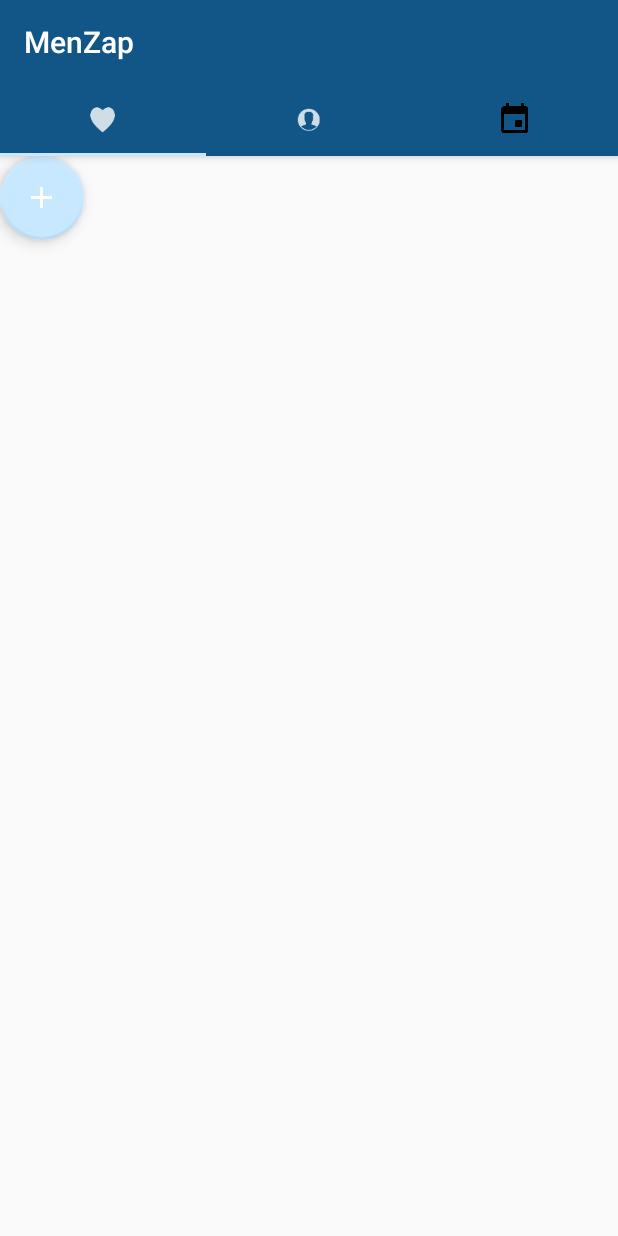
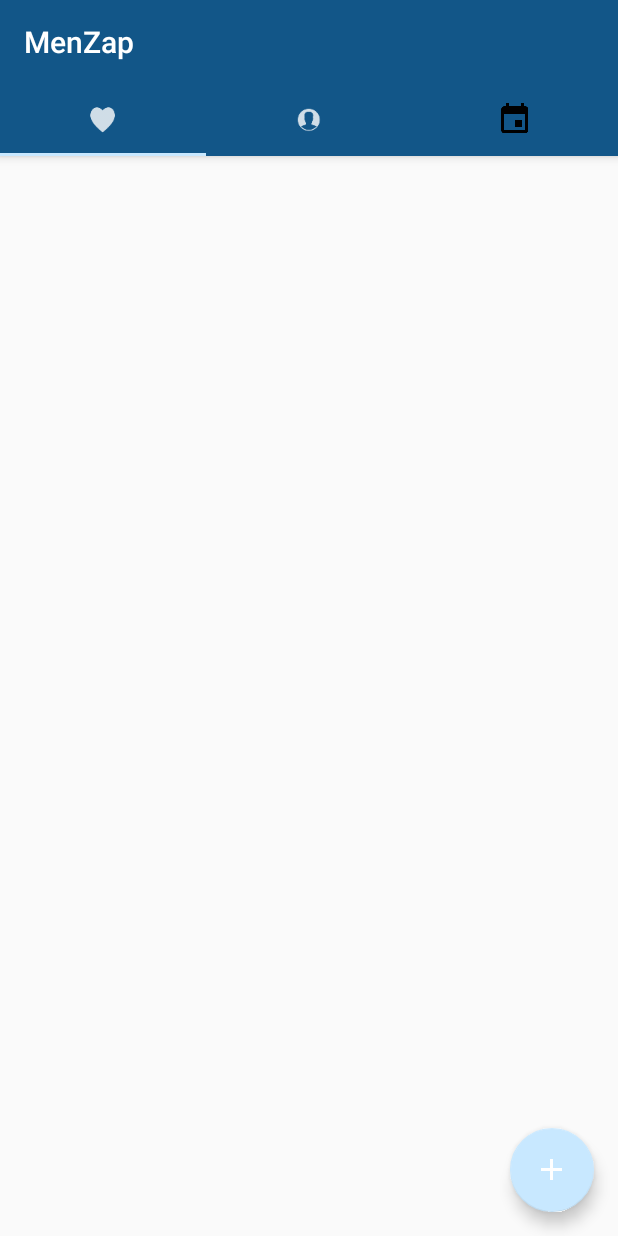
Before and after one commit to swathi-ssunder/Menzap, an Android app: the screen it shows after launch (TabsActivity), on a phone screen of 412 x 824 dp. Run offline under Robolectric (Android 15) with nearby library versions, the phone set to English and light mode, and no system bars.

Commit message:
menu & event tabs: refresh data on swipe down

```diff
--- a/Menzap/app/build.gradle
+++ b/Menzap/app/build.gradle
@@ -6,7 +6,7 @@
 
     defaultConfig {
         applicationId "diy.net.menzap"
-        minSdkVersion 15
+        minSdkVersion 16
         targetSdkVersion 24
         versionCode 1
         versionName "1.0"
--- a/Menzap/app/src/main/java/diy/net/menzap/fragments/MenuFragment.java
+++ b/Menzap/app/src/main/java/diy/net/menzap/fragments/MenuFragment.java
@@ -9,17 +9,16 @@
 import android.os.Bundle;
 import android.support.design.widget.FloatingActionButton;
 import android.support.v4.app.ListFragment;
+import android.support.v4.widget.SwipeRefreshLayout;
 import android.util.Log;
 import android.view.LayoutInflater;
 import android.view.View;
 import android.view.ViewGroup;
 import android.widget.AdapterView;
-import android.widget.Toast;
 
 import java.util.ArrayList;
 
 import diy.net.menzap.R;
-import diy.net.menzap.activity.EventDetailActivity;
 import diy.net.menzap.activity.MenuCreateActivity;
 import diy.net.menzap.adapter.MenuAdapter;
 import diy.net.menzap.helper.MenuDBHelper;
@@ -29,6 +28,8 @@
 public class MenuFragment extends ListFragment implements AdapterView.OnItemClickListener {
 
     ArrayList<Menu> menus;
+    private SwipeRefreshLayout swipeLayout;
+
 
     public MenuFragment() {
         // Required empty public constructor
@@ -47,7 +48,17 @@
     public View onCreateView(LayoutInflater inflater, ViewGroup container,
                              Bundle savedInstanceState) {
         // Inflate the layout for this fragment
-        View view = inflater.inflate(R.layout.fragment_events, container, false);
+        View view = inflater.inflate(R.layout.fragment_menu, container, false);
+
+        swipeLayout = (SwipeRefreshLayout) view.findViewById(R.id.swipeContainer);
+        swipeLayout.setOnRefreshListener( new SwipeRefreshLayout.OnRefreshListener() {
+            @Override
+            public void onRefresh() {
+                // onRefresh action here
+                MenuFragment.this.refreshView();
+            }
+        });
+
         return view;
     }
 
@@ -64,6 +75,9 @@
         this.menus = menuDBHelper.getAll();
         MenuAdapter adapter = new MenuAdapter(getActivity(), R.layout.menu, menus);
 
+        // Now we call setRefreshing(false) to signal refresh has finished
+        swipeLayout.setRefreshing(false);
+
         setListAdapter(adapter);
         // TODO : Implement card for menus, no drill down
         //getListView().setOnItemClickListener(this);
@@ -71,10 +85,10 @@
 
     @Override
     public void onItemClick(AdapterView<?> parent, View view, int position, long id) {
-        Toast.makeText(getActivity(), "Item: " + position, Toast.LENGTH_SHORT).show();
-        Intent intent = new Intent(getActivity(), EventDetailActivity.class);
-        intent.putExtra("EVENT", this.menus.get(position));
-        startActivity(intent);
+//        Toast.makeText(getActivity(), "Item: " + position, Toast.LENGTH_SHORT).show();
+//        Intent intent = new Intent(getActivity(), MenuDetailActivity.class);
+//        intent.putExtra("MENU", this.menus.get(position));
+//        startActivity(intent);
     }
 
     @Override
--- a/Menzap/app/src/main/res/layout/fragment_events.xml
+++ b/Menzap/app/src/main/res/layout/fragment_events.xml
@@ -1,27 +1,29 @@
 <?xml version="1.0" encoding="utf-8"?>
-<LinearLayout xmlns:android="http://schemas.android.com/apk/res/android"
+<android.support.v4.widget.SwipeRefreshLayout xmlns:android="http://schemas.android.com/apk/res/android"
+    xmlns:app="http://schemas.android.com/apk/res-auto"
+    android:id="@+id/swipeContainer"
     android:layout_width="match_parent"
-    android:layout_height="match_parent"
-    xmlns:app="http://schemas.android.com/apk/res-auto"
-    android:orientation="vertical">
+    android:layout_height="match_parent">
 
-    <ListView
-        android:id="@android:id/list"
+    <FrameLayout
         android:layout_width="match_parent"
-        android:layout_height="wrap_content" >
-    </ListView>
+        android:layout_height="match_parent">
 
+        <ListView
+            android:id="@android:id/list"
+            android:layout_width="match_parent"
+            android:layout_height="match_parent" />
 
-    <android.support.design.widget.FloatingActionButton
-        android:layout_width="wrap_content"
-        android:layout_height="wrap_content"
-        app:layout_anchorGravity="bottom|right|end"
-        android:id="@+id/add"
-        android:src="@drawable/ic_btn_add"
-        app:borderWidth="2dp"
-        app:fabSize="normal"
-        android:onClick="addEvent">
+        <android.support.design.widget.FloatingActionButton
+            android:id="@+id/add"
+            android:layout_width="wrap_content"
+            android:layout_height="wrap_content"
+            android:layout_gravity="bottom|right"
+            android:layout_margin="16dp"
+            android:onClick="addEvent"
+            android:src="@drawable/ic_btn_add"
+            app:fabSize="normal" />
 
-    </android.support.design.widget.FloatingActionButton>
+    </FrameLayout>
 
-</LinearLayout>
+</android.support.v4.widget.SwipeRefreshLayout>
--- a/Menzap/app/src/main/res/layout/fragment_menu.xml
+++ b/Menzap/app/src/main/res/layout/fragment_menu.xml
@@ -1,27 +1,29 @@
 <?xml version="1.0" encoding="utf-8"?>
-<LinearLayout xmlns:android="http://schemas.android.com/apk/res/android"
+<android.support.v4.widget.SwipeRefreshLayout xmlns:android="http://schemas.android.com/apk/res/android"
+    xmlns:app="http://schemas.android.com/apk/res-auto"
+    android:id="@+id/swipeContainer"
     android:layout_width="match_parent"
-    android:layout_height="match_parent"
-    xmlns:app="http://schemas.android.com/apk/res-auto"
-    android:orientation="vertical">
+    android:layout_height="match_parent">
 
-    <ListView
-        android:id="@android:id/list"
+    <FrameLayout
         android:layout_width="match_parent"
-        android:layout_height="wrap_content" >
-    </ListView>
+        android:layout_height="match_parent">
 
+        <ListView
+            android:id="@android:id/list"
+            android:layout_width="match_parent"
+            android:layout_height="match_parent" />
 
-    <android.support.design.widget.FloatingActionButton
-        android:layout_width="wrap_content"
-        android:layout_height="wrap_content"
-        app:layout_anchorGravity="bottom|right|end"
-        android:id="@+id/add"
-        android:src="@drawable/ic_btn_add"
-        app:borderWidth="2dp"
-        app:fabSize="normal"
-        android:onClick="addMenu">
+        <android.support.design.widget.FloatingActionButton
+            android:id="@+id/add"
+            android:layout_width="wrap_content"
+            android:layout_height="wrap_content"
+            android:layout_gravity="bottom|right"
+            android:layout_margin="16dp"
+            android:onClick="addMenu"
+            android:src="@drawable/ic_btn_add"
+            app:fabSize="normal" />
 
-    </android.support.design.widget.FloatingActionButton>
+    </FrameLayout>
 
-</LinearLayout>
+</android.support.v4.widget.SwipeRefreshLayout>
```
Also changed, not shown: Menzap/app/src/main/java/diy/net/menzap/fragments/EventsFragment.java (+14 -0 lines).
